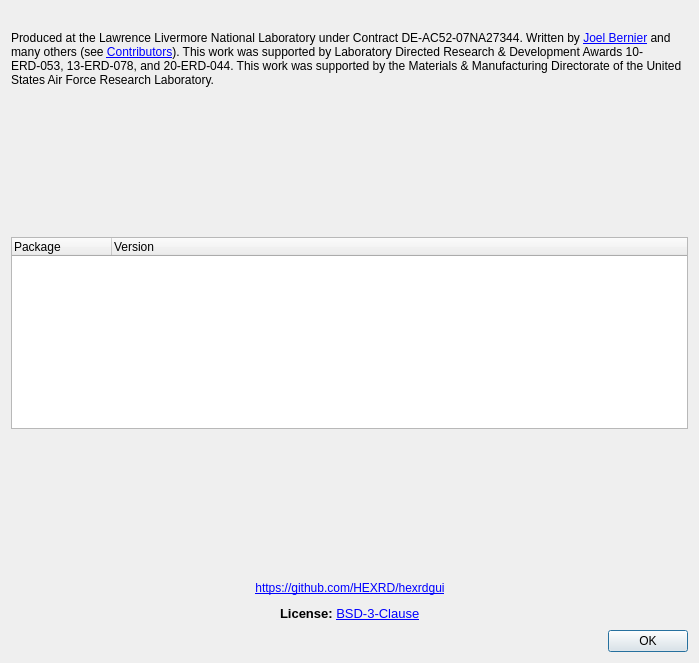
Before: the Qt Designer form hexrd/ui/resources/ui/about_dialog.ui in HEXRD/hexrdgui, drawn with Qt 5.
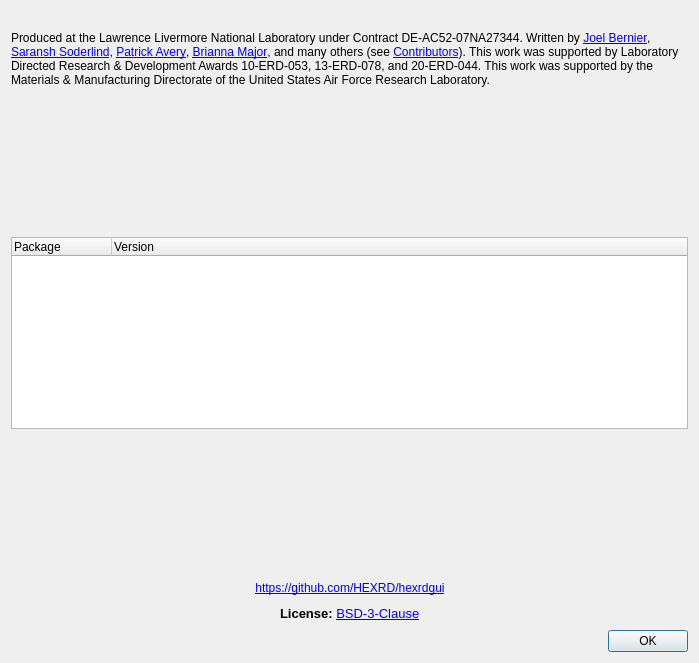
After: the same form once the commit is applied.

Commit message: Update "About" dialog authors and emails

```diff
--- a/hexrd/ui/resources/ui/about_dialog.ui
+++ b/hexrd/ui/resources/ui/about_dialog.ui
@@ -27,7 +27,7 @@
    <item>
     <widget class="QLabel" name="label">
      <property name="text">
-      <string>&lt;html&gt;&lt;head/&gt;&lt;body&gt;&lt;p&gt;Produced at the Lawrence Livermore National Laboratory under Contract DE-AC52-07NA27344. Written by &lt;a href=&quot;mailto:bernier2@llnl.gov&quot;&gt;&lt;span style=&quot; text-decoration: underline; color:#0000ff;&quot;&gt;Joel Bernier&lt;/span&gt;&lt;/a&gt; and many others (see &lt;a href=&quot;https://github.com/HEXRD/hexrdgui/graphs/contributors&quot;&gt;&lt;span style=&quot; text-decoration: underline; color:#0000ff;&quot;&gt;Contributors&lt;/span&gt;&lt;/a&gt;). This work was supported by Laboratory Directed Research &amp;amp; Development Awards 10-ERD-053, 13-ERD-078, and 20-ERD-044. This work was supported by the Materials &amp;amp; Manufacturing Directorate of the United States Air Force Research Laboratory. &lt;/p&gt;&lt;/body&gt;&lt;/html&gt;</string>
+      <string>&lt;html&gt;&lt;head/&gt;&lt;body&gt;&lt;p&gt;Produced at the Lawrence Livermore National Laboratory under Contract DE-AC52-07NA27344. Written by &lt;a href=&quot;mailto:joel.bernier@gmail.com&quot;&gt;&lt;span style=&quot; text-decoration: underline; color:#0000ff;&quot;&gt;Joel Bernier&lt;/span&gt;&lt;/a&gt;, &lt;a href=&quot;mailto:soderlind3@llnl.gov&quot;&gt;&lt;span style=&quot; text-decoration: underline; color:#0000ff;&quot;&gt;Saransh Soderlind&lt;/span&gt;&lt;/a&gt;, &lt;a href=&quot;mailto:patrick.avery@kitware.com&quot;&gt;&lt;span style=&quot; text-decoration: underline; color:#0000ff;&quot;&gt;Patrick Avery&lt;/span&gt;&lt;/a&gt;, &lt;a href=&quot;mailto:brianna.major@kitware.com&quot;&gt;&lt;span style=&quot; text-decoration: underline; color:#0000ff;&quot;&gt;Brianna Major&lt;/span&gt;&lt;/a&gt;, and many others (see &lt;a href=&quot;https://github.com/HEXRD/hexrdgui/graphs/contributors&quot;&gt;&lt;span style=&quot; text-decoration: underline; color:#0000ff;&quot;&gt;Contributors&lt;/span&gt;&lt;/a&gt;). This work was supported by Laboratory Directed Research &amp;amp; Development Awards 10-ERD-053, 13-ERD-078, and 20-ERD-044. This work was supported by the Materials &amp;amp; Manufacturing Directorate of the United States Air Force Research Laboratory. &lt;/p&gt;&lt;/body&gt;&lt;/html&gt;</string>
      </property>
      <property name="textFormat">
       <enum>Qt::RichText</enum>
```
